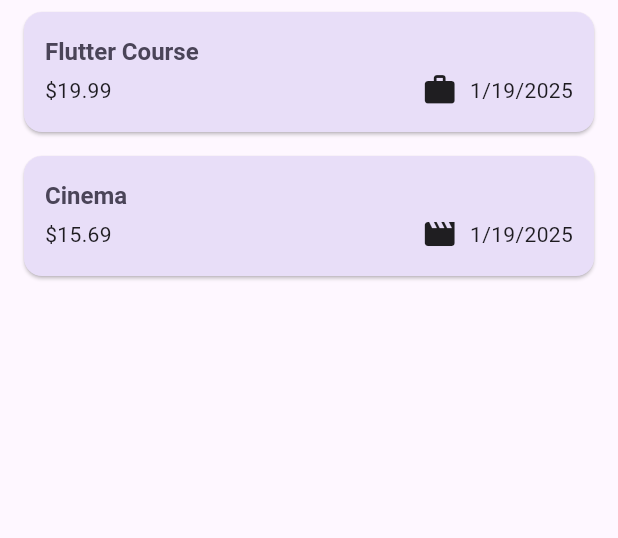
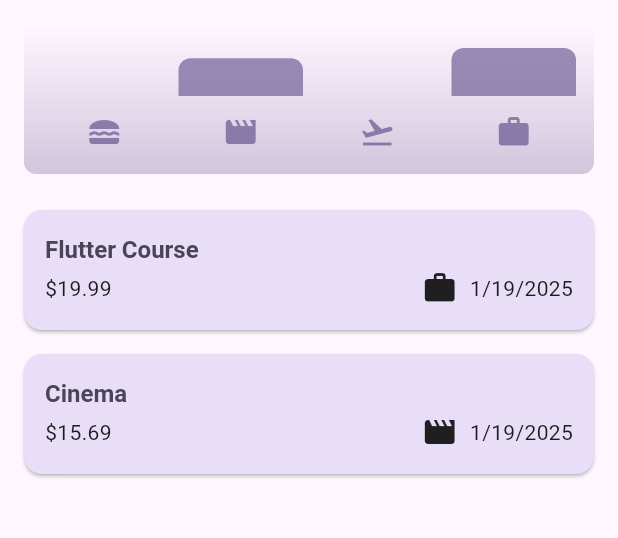
Before and after one commit to ArunRai2021/flutter_basics, a Flutter app: the screen it shows after launch, on a phone screen of 412 x 824 dp, the part 84-622 px from its top. Run offline on Flutter 3.47's test engine with Material 3 defaults, Android fonts, the phone set to English and light mode, and no system bars; our stand-ins replace google_fonts.

Commit message:
changes done

```diff
--- a/lib/ExpenseTracker/model/expenseModel.dart
+++ b/lib/ExpenseTracker/model/expenseModel.dart
@@ -32,3 +32,26 @@ class ExpenseModel {
     return formatter.format(date);
   }
 }
+
+class ExpenseBucket {
+  ExpenseBucket({
+    required this.category,
+    required this.expenses,
+  });
+
+  ExpenseBucket.forCategory(List<ExpenseModel> allExpenses, this.category)
+      : expenses = allExpenses
+            .where((expense) => expense.category == category)
+            .toList();
+
+  final Category category;
+  final List<ExpenseModel> expenses;
+
+  double get totalExpenses {
+    double sum = 0;
+    for (final expense in expenses) {
+      sum += expense.amount;
+    }
+    return sum;
+  }
+}
--- /dev/null
+++ b/lib/ExpenseTracker/widget/chart/chart.dart
@@ -0,0 +1,78 @@
+import 'package:flutter/material.dart';
+import 'package:flutter_poc/ExpenseTracker/model/expenseModel.dart';
+import 'package:flutter_poc/ExpenseTracker/widget/chart/chart_bar.dart';
+
+class Chart extends StatelessWidget {
+  const Chart({super.key, required this.expenses});
+
+  final List<ExpenseModel> expenses;
+
+  List<ExpenseBucket> get buckets {
+    return [
+      ExpenseBucket.forCategory(expenses, Category.food),
+      ExpenseBucket.forCategory(expenses, Category.leisure),
+      ExpenseBucket.forCategory(expenses, Category.travel),
+      ExpenseBucket.forCategory(expenses, Category.work),
+    ];
+  }
+
+  double get maxTotalExpense {
+    double maxTotalExpense = 0;
+    for (final bucket in buckets) {
+      if (bucket.totalExpenses > maxTotalExpense) {
+        maxTotalExpense = bucket.totalExpenses;
+      }
+    }
+    return maxTotalExpense;
+  }
+
+  @override
+  Widget build(BuildContext context) {
+    final isDarkMode =
+        MediaQuery.of(context).platformBrightness == Brightness.dark;
+    return Container(
+      margin: const EdgeInsets.all(16),
+      padding: const EdgeInsets.symmetric(vertical: 16, horizontal: 8),
+      width: double.infinity,
+      height: 100,
+      decoration: BoxDecoration(
+          borderRadius: BorderRadius.circular(8),
+          gradient: LinearGradient(colors: [
+            Theme.of(context).colorScheme.primary.withOpacity(0.3),
+            Theme.of(context).colorScheme.primary.withOpacity(0.0),
+          ], begin: Alignment.bottomCenter, end: Alignment.topCenter)),
+      child: Column(
+        children: [
+          Expanded(
+              child: Row(
+            crossAxisAlignment: CrossAxisAlignment.end,
+            children: [
+              for (final bucket in buckets)
+                ChartBar(
+                  fill: bucket.totalExpenses / maxTotalExpense,
+                )
+            ],
+          )),
+          const SizedBox(
+            height: 12,
+          ),
+          Row(
+              children: buckets
+                  .map((bucket) => Expanded(
+                      child: Padding(
+                          padding: const EdgeInsets.symmetric(horizontal: 4),
+                          child: Icon(
+                            categoryIcons[bucket.category],
+                            color: isDarkMode
+                                ? Theme.of(context).colorScheme.secondary
+                                : Theme.of(context)
+                                    .colorScheme
+                                    .primary
+                                    .withOpacity(0.7),
+                          ))))
+                  .toList())
+        ],
+      ),
+    );
+  }
+}
--- /dev/null
+++ b/lib/ExpenseTracker/widget/chart/chart_bar.dart
@@ -0,0 +1,32 @@
+import 'package:flutter/material.dart';
+
+class ChartBar extends StatelessWidget {
+  const ChartBar({super.key, required this.fill});
+
+  final double fill;
+
+  @override
+  Widget build(BuildContext context) {
+    final isDarkMode =
+        MediaQuery.of(context).platformBrightness == Brightness.dark;
+    return Expanded(
+      child: Padding(
+        padding: const EdgeInsets.symmetric(horizontal: 4),
+        child: FractionallySizedBox(
+          heightFactor: fill,
+          child: DecoratedBox(
+              decoration: BoxDecoration(
+                  shape: BoxShape.rectangle,
+                  borderRadius:
+                      const BorderRadius.vertical(top: Radius.circular(8)),
+                  color: isDarkMode
+                      ? Theme.of(context).colorScheme.secondary
+                      : Theme.of(context)
+                          .colorScheme
+                          .primary
+                          .withOpacity(0.65))),
+        ),
+      ),
+    );
+  }
+}
--- a/lib/ExpenseTracker/widget/expenses.dart
+++ b/lib/ExpenseTracker/widget/expenses.dart
@@ -1,4 +1,5 @@
 import 'package:flutter/material.dart';
+import 'package:flutter_poc/ExpenseTracker/widget/chart/chart.dart';
 import 'package:flutter_poc/ExpenseTracker/widget/expensesList/expenses_list.dart';
 import 'package:flutter_poc/ExpenseTracker/model/expenseModel.dart';
 import 'package:flutter_poc/ExpenseTracker/widget/new_expenses.dart';
@@ -79,8 +80,11 @@ class _ExpensesState extends State<Expenses> {
                 onPressed: _openAddExpenseOverLay, icon: const Icon(Icons.add)),
           ]),
       body: Column(
-        crossAxisAlignment: CrossAxisAlignment.start,
-        children: [Expanded(child: mainContent)],
+        // crossAxisAlignment: CrossAxisAlignment.start,
+        children: [
+          Chart(expenses: _registeredExpenses),
+          Expanded(child: mainContent)
+        ],
       ),
     );
   }
--- a/lib/ExpenseTracker/widget/expensesList/expenses_list.dart
+++ b/lib/ExpenseTracker/widget/expensesList/expenses_list.dart
@@ -15,9 +15,10 @@ class ExpensesList extends StatelessWidget {
         itemCount: expenses.length,
         itemBuilder: (BuildContext context, int index) {
           return Dismissible(
-              background: Container(
-                color: Theme.of(context).colorScheme.error,
-                margin: EdgeInsets.symmetric(),
+               background: Container(
+                color: Theme.of(context).colorScheme.error.withOpacity(0.75),
+                margin: EdgeInsets.symmetric(
+                    horizontal: Theme.of(context).cardTheme.margin!.horizontal),
               ),
               key: ValueKey(expenses[index]),
               onDismissed: (direction) {
--- a/lib/main.dart
+++ b/lib/main.dart
@@ -8,9 +8,24 @@ import 'package:flutter_poc/ExpenseTracker/widget/expenses.dart';
 var kColorScheme =
     ColorScheme.fromSeed(seedColor: const Color.fromARGB(255, 96, 59, 181));
 
+var kDarkColorScheme = ColorScheme.fromSeed(
+    brightness: Brightness.dark,
+    seedColor: const Color.fromARGB(255, 5, 99, 125));
+
 /// this main Method is For Expense Tracker App
 void main() {
   runApp(MaterialApp(
+      darkTheme: ThemeData.dark().copyWith(
+        useMaterial3: true,
+        colorScheme: kDarkColorScheme,
+        cardTheme: const CardTheme().copyWith(
+            color: kDarkColorScheme.secondaryContainer,
+            margin: const EdgeInsets.symmetric(horizontal: 16, vertical: 8)),
+        elevatedButtonTheme: ElevatedButtonThemeData(
+            style: ElevatedButton.styleFrom(
+                backgroundColor: kColorScheme.primaryContainer,
+                foregroundColor: kDarkColorScheme.onPrimaryContainer)),
+      ),
       theme: ThemeData().copyWith(
           useMaterial3: true,
           colorScheme: kColorScheme,
```
